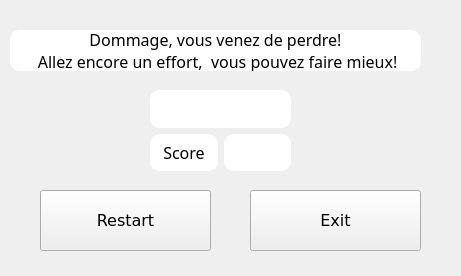
First picture: the form in end.ui, repository CedricTellier/dactylo_game, before the edit.
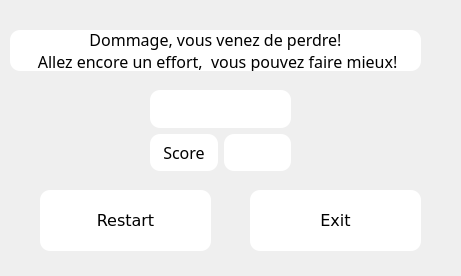
Second picture: the form after the edit.

```diff
--- a/end.ui
+++ b/end.ui
@@ -31,11 +31,25 @@
    <property name="font">
     <font>
      <family>Verdana</family>
+     <pointsize>12</pointsize>
+     <weight>50</weight>
+     <italic>false</italic>
+     <bold>false</bold>
     </font>
    </property>
+   <property name="focusPolicy">
+    <enum>Qt::TabFocus</enum>
+   </property>
+   <property name="styleSheet">
+    <string notr="true">:focus {background-color:#CECECE;border-radius:10px;outline:none;font :bold;}
+:!focus{background-color: rgb(255, 255, 255);border-radius:10px}</string>
+   </property>
    <property name="text">
     <string>Restart</string>
    </property>
+   <property name="autoDefault">
+    <bool>true</bool>
+   </property>
   </widget>
   <widget class="QPushButton" name="btQuit">
    <property name="geometry">
@@ -49,11 +63,25 @@
    <property name="font">
     <font>
      <family>Verdana</family>
+     <pointsize>12</pointsize>
+     <weight>50</weight>
+     <italic>false</italic>
+     <bold>false</bold>
     </font>
    </property>
+   <property name="focusPolicy">
+    <enum>Qt::TabFocus</enum>
+   </property>
+   <property name="styleSheet">
+    <string notr="true">:focus {background-color:#CECECE;border-radius:10px;outline:none;font :bold;}
+:!focus{background-color: rgb(255, 255, 255);border-radius:10px}</string>
+   </property>
    <property name="text">
     <string>Exit</string>
    </property>
+   <property name="autoDefault">
+    <bool>true</bool>
+   </property>
   </widget>
   <widget class="QWidget" name="gridLayoutWidget">
    <property name="geometry">
```
Left out of the diff: 5 changed lines with no effect on the pictures.
